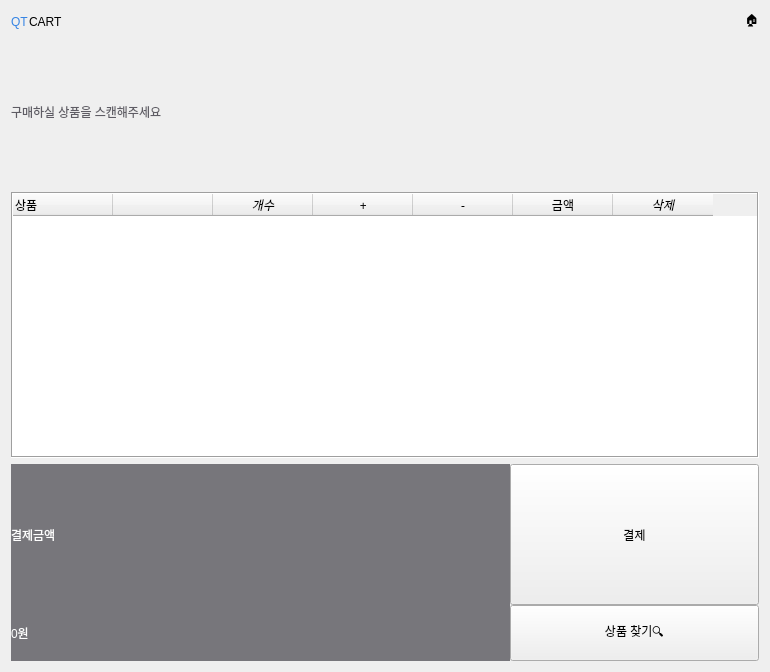
First picture: the form in QT-Main/pagecart.ui, repository GiHwanC/QT-CART, before the edit.
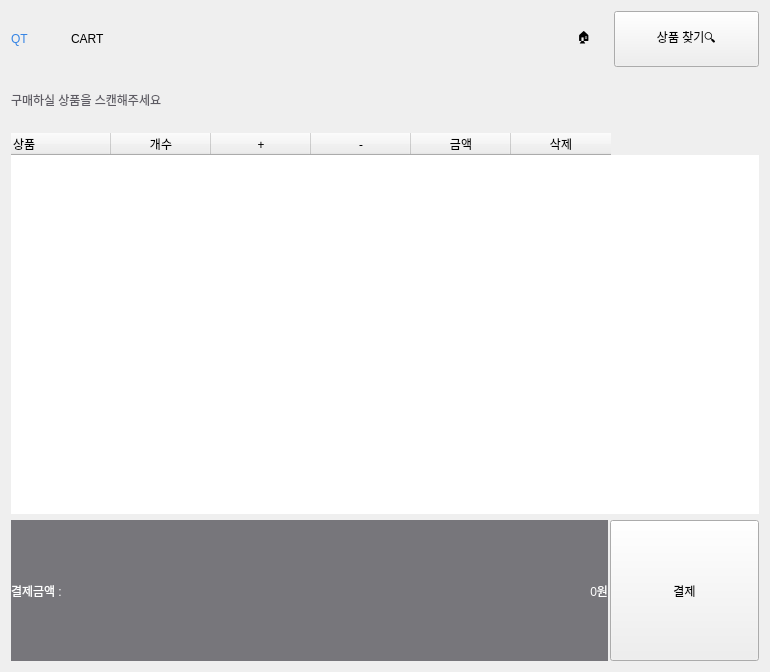
Second picture: the form after the edit. Icons and pictures are not drawn.

Diff of the .ui file:
```diff
--- a/QT-Main/pagecart.ui
+++ b/QT-Main/pagecart.ui
@@ -13,16 +13,11 @@
   <property name="windowTitle">
    <string>Form</string>
   </property>
-  <layout class="QVBoxLayout" name="verticalLayout_2" stretch="0">
+  <layout class="QVBoxLayout" name="verticalLayout_2">
    <item>
-    <layout class="QVBoxLayout" name="verticalLayout" stretch="0,0,0">
+    <layout class="QVBoxLayout" name="verticalLayout" stretch="1,1,7,1">
      <item>
-      <layout class="QHBoxLayout" name="horizontalLayout">
-       <property name="spacing">
-        <number>0</number>
-       </property>
-       <item>
-        <layout class="QHBoxLayout" name="horizontalLayout_4" stretch="0,1,0">
+      <layout class="QHBoxLayout" name="horizontalLayout_4" stretch="10,80,10,0">
          <property name="spacing">
           <number>0</number>
          </property>
@@ -70,16 +65,50 @@
            </property>
           </widget>
          </item>
-        </layout>
+       <item>
+        <widget class="QPushButton" name="btnGuideMode">
+         <property name="sizePolicy">
+          <sizepolicy hsizetype="Minimum" vsizetype="Minimum">
+           <horstretch>0</horstretch>
+           <verstretch>0</verstretch>
+          </sizepolicy>
+         </property>
+         <property name="minimumSize">
+          <size>
+           <width>145</width>
+           <height>56</height>
+          </size>
+         </property>
+         <property name="styleSheet">
+          <string notr="true">font: 23pt &quot;Ria Sans&quot;;
+color: rgb(255, 255, 255);
+background-color: rgb(224, 27, 36);
+
+    border-radius: 0px;
+    padding: 0px 0px;
+   
+
+hover {
+    background-color: rgb(53, 132, 228)
+}
+
+</string>
+         </property>
+         <property name="text">
+          <string>상품 찾기🔍</string>
+         </property>
+         <property name="iconSize">
+          <size>
+           <width>40</width>
+           <height>80</height>
+          </size>
+         </property>
+        </widget>
        </item>
       </layout>
      </item>
      <item>
-      <layout class="QVBoxLayout" name="verticalLayout_3" stretch="1,3">
-       <item>
-        <layout class="QVBoxLayout" name="verticalLayout_5" stretch="0">
-         <item>
-          <layout class="QHBoxLayout" name="horizontalLayout_2" stretch="0,0,1">
+      <layout class="QHBoxLayout" name="horizontalLayout_2" stretch="4,2,4">
            <property name="spacing">
             <number>0</number>
            </property>
@@ -93,8 +122,8 @@
             <widget class="QLabel" name="label_3">
              <property name="minimumSize">
               <size>
-               <width>215</width>
-               <height>0</height>
+           <width>30</width>
+           <height>30</height>
               </size>
              </property>
              <property name="styleSheet">
@@ -105,6 +134,21 @@
              <property name="text">
               <string>구매하실 상품을 스캔해주세요</string>
              </property>
+         <property name="textFormat">
+          <enum>Qt::AutoText</enum>
+         </property>
+         <property name="scaledContents">
+          <bool>true</bool>
+         </property>
+         <property name="wordWrap">
+          <bool>false</bool>
+         </property>
+         <property name="margin">
+          <number>0</number>
+         </property>
+         <property name="openExternalLinks">
+          <bool>false</bool>
+         </property>
             </widget>
            </item>
            <item>
@@ -114,8 +158,8 @@
              </property>
              <property name="sizeHint" stdset="0">
               <size>
-               <width>147</width>
-               <height>0</height>
+           <width>40</width>
+           <height>20</height>
               </size>
              </property>
             </spacer>
@@ -123,32 +167,17 @@
            <item>
             <widget class="QLabel" name="label">
              <property name="sizePolicy">
-              <sizepolicy hsizetype="Preferred" vsizetype="Preferred">
+          <sizepolicy hsizetype="Maximum" vsizetype="Maximum">
                <horstretch>0</horstretch>
                <verstretch>0</verstretch>
               </sizepolicy>
              </property>
-             <property name="minimumSize">
-              <size>
-               <width>33</width>
-               <height>148</height>
-              </size>
-             </property>
              <property name="maximumSize">
               <size>
-               <width>720</width>
-               <height>720</height>
-              </size>
-             </property>
-             <property name="baseSize">
-              <size>
-               <width>0</width>
-               <height>0</height>
-              </size>
-             </property>
-             <property name="styleSheet">
-              <string notr="true">image: url(:/new/prefix1/Gemini_Generated_Image_u34sf6u34sf6u34s.png);</string>
-             </property>
+           <width>200</width>
+           <height>100</height>
+          </size>
+         </property>
              <property name="text">
               <string/>
              </property>
@@ -156,12 +185,21 @@
            </item>
           </layout>
          </item>
-        </layout>
-       </item>
+     <item>
+      <layout class="QHBoxLayout" name="horizontalLayout_5">
+       <property name="spacing">
+        <number>0</number>
+       </property>
        <item>
         <widget class="QTableWidget" name="tableCart">
+         <property name="sizePolicy">
+          <sizepolicy hsizetype="Expanding" vsizetype="Expanding">
+           <horstretch>0</horstretch>
+           <verstretch>0</verstretch>
+          </sizepolicy>
+         </property>
          <property name="frameShape">
-          <enum>QFrame::Shape::Box</enum>
+          <enum>QFrame::NoFrame</enum>
          </property>
          <column>
           <property name="text">
@@ -176,16 +214,6 @@
            <set>AlignLeading|AlignVCenter</set>
           </property>
          </column>
-         <column>
-          <property name="text">
-           <string/>
-          </property>
-          <property name="font">
-           <font>
-            <family>Ria Sans</family>
-           </font>
-          </property>
-         </column>
          <column>
           <property name="text">
            <string>개수</string>
@@ -193,7 +221,6 @@
           <property name="font">
            <font>
             <family>Ria Sans</family>
-            <italic>true</italic>
             <italic>false</italic>
            </font>
           </property>
@@ -205,7 +232,6 @@
           <property name="font">
            <font>
             <family>Ria Sans</family>
-            <italic>true</italic>
             <italic>false</italic>
            </font>
           </property>
@@ -237,7 +263,6 @@
           <property name="font">
            <font>
             <family>Ria Sans</family>
-            <italic>true</italic>
             <italic>false</italic>
            </font>
           </property>
@@ -247,17 +272,25 @@
       </layout>
      </item>
      <item>
-      <layout class="QGridLayout" name="gridLayout" columnstretch="0,0,0,0" columnminimumwidth="0,0,0,0">
+      <layout class="QHBoxLayout" name="horizontalLayout_3" stretch="8,2">
+       <property name="spacing">
+        <number>2</number>
+       </property>
+       <item>
+        <layout class="QHBoxLayout" name="horizontalLayout">
        <property name="spacing">
         <number>0</number>
        </property>
-       <item row="0" column="1">
+         <item>
         <widget class="QLabel" name="labelTotalPrice">
-         <property name="maximumSize">
-          <size>
-           <width>300</width>
-           <height>169</height>
-          </size>
+           <property name="enabled">
+            <bool>true</bool>
+           </property>
+           <property name="sizePolicy">
+            <sizepolicy hsizetype="Expanding" vsizetype="Expanding">
+             <horstretch>0</horstretch>
+             <verstretch>0</verstretch>
+            </sizepolicy>
          </property>
          <property name="styleSheet">
           <string notr="true">font: 30pt &quot;Ria Sans&quot;;
@@ -266,30 +299,21 @@
 </string>
          </property>
          <property name="text">
-          <string>결제금액</string>
+            <string>결제금액 : </string>
          </property>
         </widget>
        </item>
-       <item row="0" column="2">
-        <widget class="QLabel" name="label_5">
-         <property name="minimumSize">
-          <size>
-           <width>0</width>
-           <height>0</height>
-          </size>
-         </property>
-         <property name="styleSheet">
-          <string notr="true">background-color: rgb(119, 118, 123);
-color: rgb(255, 255, 255);
-</string>
-         </property>
-         <property name="text">
-          <string/>
-         </property>
-        </widget>
-       </item>
-       <item row="1" column="1">
-        <widget class="QLabel" name="label_4">
+         <item>
+          <widget class="QLabel" name="labelTotalPriceValue">
+           <property name="sizePolicy">
+            <sizepolicy hsizetype="Expanding" vsizetype="Expanding">
+             <horstretch>0</horstretch>
+             <verstretch>0</verstretch>
+            </sizepolicy>
+           </property>
+           <property name="layoutDirection">
+            <enum>Qt::RightToLeft</enum>
+           </property>
          <property name="styleSheet">
           <string notr="true">background-color: rgb(119, 118, 123);
 color: rgb(255, 255, 255);
@@ -299,10 +323,21 @@
          <property name="text">
           <string>0원</string>
          </property>
-        </widget>
-       </item>
-       <item row="0" column="3">
+           <property name="alignment">
+            <set>Qt::AlignRight|Qt::AlignTrailing|Qt::AlignVCenter</set>
+           </property>
+          </widget>
+         </item>
+        </layout>
+       </item>
+       <item>
         <widget class="QPushButton" name="btnPay">
+         <property name="sizePolicy">
+          <sizepolicy hsizetype="Expanding" vsizetype="Expanding">
+           <horstretch>0</horstretch>
+           <verstretch>0</verstretch>
+          </sizepolicy>
+         </property>
          <property name="minimumSize">
           <size>
            <width>100</width>
@@ -338,56 +373,6 @@
          </property>
         </widget>
        </item>
-       <item row="1" column="3">
-        <widget class="QPushButton" name="btnGuideMode">
-         <property name="minimumSize">
-          <size>
-           <width>145</width>
-           <height>56</height>
-          </size>
-         </property>
-         <property name="styleSheet">
-          <string notr="true">font: 23pt &quot;Ria Sans&quot;;
-color: rgb(255, 255, 255);
-background-color: rgb(224, 27, 36);
-
-    border-radius: 0px;
-    padding: 0px 0px;
-   
-
-hover {
-    background-color: rgb(53, 132, 228)
-}
-
-       
-          
-       
-</string>
-         </property>
-         <property name="text">
-          <string>상품 찾기🔍</string>
-         </property>
-         <property name="iconSize">
-          <size>
-           <width>28</width>
-           <height>80</height>
-          </size>
-         </property>
-        </widget>
-       </item>
-       <item row="1" column="2">
-        <widget class="QLabel" name="labelTotalPriceValue">
-         <property name="styleSheet">
-          <string notr="true">font: 30pt &quot;Ria Sans&quot;;
-background-color: rgb(119, 118, 123);
-color: rgb(255, 255, 255);</string>
-         </property>
-         <property name="text">
-          <string>                           </string>
-          <string/>
-         </property>
-        </widget>
-       </item>
       </layout>
      </item>
     </layout>
```
Left out of the diff: 12 changed lines with no effect on the pictures. Lines whose indentation alone changed are shown as unchanged.
